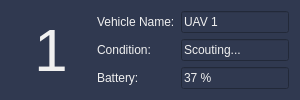
The window that src/rqt_gcs/resources/UAVCondition.ui (CSUN-SERL/lcar-bot) describes before a commit, drawn with Qt 5.
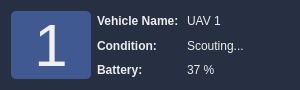
The same window after the commit.

Commit message: Fixed background color and sizing issues.

Diff of the .ui file:
```diff
--- a/src/rqt_gcs/resources/UAVCondition.ui
+++ b/src/rqt_gcs/resources/UAVCondition.ui
@@ -7,9 +7,15 @@
     <x>0</x>
     <y>0</y>
     <width>300</width>
-    <height>98</height>
+    <height>90</height>
    </rect>
   </property>
+  <property name="sizePolicy">
+   <sizepolicy hsizetype="Preferred" vsizetype="Fixed">
+    <horstretch>0</horstretch>
+    <verstretch>0</verstretch>
+   </sizepolicy>
+  </property>
   <property name="minimumSize">
    <size>
     <width>300</width>
@@ -26,8 +32,9 @@
    <string>Form</string>
   </property>
   <property name="styleSheet">
-   <string notr="true">color: rgb(240, 240, 240);
-background-color: rgb(48, 57, 80);</string>
+   <string notr="true">background-color: rgb(39, 47, 66);
+color: rgb(236, 236, 236);
+border-radius: 5px;</string>
   </property>
   <layout class="QGridLayout" name="gridLayout">
    <item row="0" column="0" rowspan="3">
@@ -44,9 +51,8 @@
       </font>
      </property>
      <property name="styleSheet">
-      <string notr="true">color: rgb(240, 240, 240);
-background-color: rgb(48, 57, 80);
-border-radius: 5px;</string>
+      <string notr="true">background-color: rgb(64, 89, 145);
+color: rgb(240, 240, 240);</string>
      </property>
      <property name="text">
       <string>1</string>
@@ -56,7 +62,7 @@
    <item row="0" column="1">
     <widget class="QLabel" name="VehicleNameLabel">
      <property name="text">
-      <string>Vehicle Name:</string>
+      <string>&lt;html&gt;&lt;head/&gt;&lt;body&gt;&lt;p&gt;&lt;span style=&quot; font-weight:600;&quot;&gt;Vehicle Name:&lt;/span&gt;&lt;/p&gt;&lt;/body&gt;&lt;/html&gt;</string>
      </property>
     </widget>
    </item>
@@ -70,7 +76,7 @@
    <item row="1" column="1">
     <widget class="QLabel" name="VehicleConditionLabel">
      <property name="text">
-      <string>Condition:</string>
+      <string>&lt;html&gt;&lt;head/&gt;&lt;body&gt;&lt;p&gt;&lt;span style=&quot; font-weight:600;&quot;&gt;Condition:&lt;/span&gt;&lt;/p&gt;&lt;/body&gt;&lt;/html&gt;</string>
      </property>
     </widget>
    </item>
@@ -84,7 +90,7 @@
    <item row="2" column="1">
     <widget class="QLabel" name="VehicleBatteryLabel">
      <property name="text">
-      <string>Battery:</string>
+      <string>&lt;html&gt;&lt;head/&gt;&lt;body&gt;&lt;p&gt;&lt;span style=&quot; font-weight:600;&quot;&gt;Battery:&lt;/span&gt;&lt;/p&gt;&lt;/body&gt;&lt;/html&gt;</string>
      </property>
     </widget>
    </item>
```
